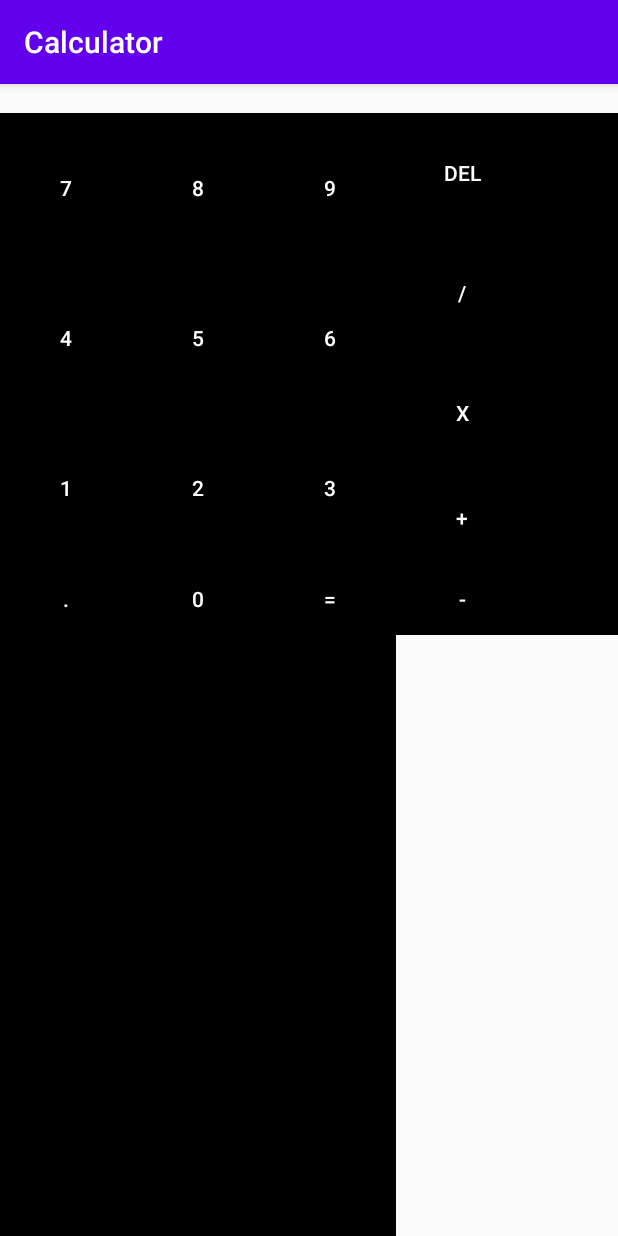
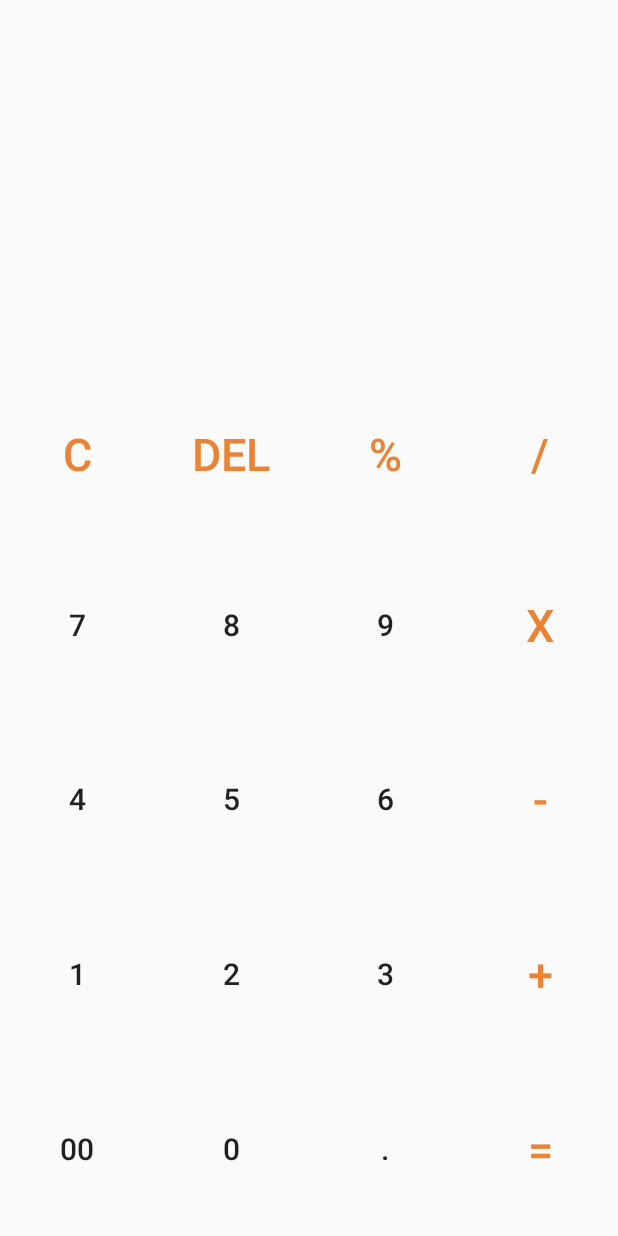
Before and after one commit to johnarn/Calculator, an Android app: the screen it shows after launch (MainActivity), on a phone screen of 412 x 824 dp. Run offline under Robolectric (Android 15) with nearby library versions, the phone set to English and light mode, and no system bars.

Commit message:
Created the activity for the calculator

```diff
--- a/app/build.gradle
+++ b/app/build.gradle
@@ -29,4 +29,6 @@ dependencies {
     androidTestImplementation 'androidx.test.ext:junit:1.1.1'
     androidTestImplementation 'androidx.test.espresso:espresso-core:3.2.0'
 
+    implementation 'com.google.android.material:material:1.0.0'
+
 }
--- a/app/src/main/AndroidManifest.xml
+++ b/app/src/main/AndroidManifest.xml
@@ -12,7 +12,6 @@
         <activity android:name=".MainActivity">
             <intent-filter>
                 <action android:name="android.intent.action.MAIN" />
-
                 <category android:name="android.intent.category.LAUNCHER" />
             </intent-filter>
         </activity>
--- a/app/src/main/java/com/example/calculator/MainActivity.java
+++ b/app/src/main/java/com/example/calculator/MainActivity.java
@@ -1,12 +1,13 @@
 package com.example.calculator;
 
+import android.os.Bundle;
+
 import androidx.appcompat.app.AppCompatActivity;
-
-import android.os.Bundle;
 
 import com.example.calculator.Model.CalculatorModel;
 
 public class MainActivity extends AppCompatActivity {
+
 
     @Override
     protected void onCreate(Bundle savedInstanceState) {
@@ -15,4 +16,5 @@ public class MainActivity extends AppCompatActivity {
 
         CalculatorModel model = new CalculatorModel();
     }
+
 }
--- a/app/src/main/res/layout/activity_main.xml
+++ b/app/src/main/res/layout/activity_main.xml
@@ -1,234 +1,279 @@
-<?xml version="1.0" encoding="utf-8"?>
-<RelativeLayout xmlns:android="http://schemas.android.com/apk/res/android"
+<LinearLayout xmlns:android="http://schemas.android.com/apk/res/android"
     xmlns:tools="http://schemas.android.com/tools"
     android:layout_width="match_parent"
     android:layout_height="match_parent"
-    android:orientation="horizontal"
+    android:orientation="vertical"
+    android:weightSum="10"
     tools:context=".MainActivity">
 
-    <LinearLayout
-        android:orientation="horizontal"
-        android:layout_width="match_parent"
-        android:id="@+id/resultview"
-        android:layout_height="wrap_content">
 
     <TextView
         android:layout_width="match_parent"
-            android:layout_height="wrap_content"
-            android:id="@+id/textView" />
-    </LinearLayout>
-    <LinearLayout
-        android:orientation="horizontal"
-        android:layout_width="match_parent"
-        android:layout_below="@+id/resultview"
-        android:layout_alignParentBottom="true"
-        android:layout_height="wrap_content">
+        android:layout_height="0dp"
+        android:layout_weight="3" />
 
-        <TableLayout
-            android:layout_width="wrap_content"
-            android:layout_height="match_parent"
-            android:background="#000000">
-
-
-
-            <TableRow android:layout_width="match_parent"
-                android:minHeight="100dp"
-                android:orientation="vertical"
-                android:id="@+id/row1"
-                android:background="#000000">
-                <Button
-                    android:text="7"
-                    android:background="#000000"
-                    android:textColor="#ffffff"
-                    android:layout_width="match_parent"
-                    android:layout_height="match_parent"
-                    android:id="@+id/button7" />
-                <Button
-                    android:text="8"
-                    android:layout_width="match_parent"
-                    android:layout_height="match_parent"
-                    android:background="#000000"
-                    android:textColor="#ffffff"
-                    android:id="@+id/button8" />
-
-                <Button
-                    android:text="9"
-                    android:background="#000000"
-                    android:textColor="#ffffff"
-                    android:layout_width="match_parent"
-                    android:layout_height="match_parent"
-                    android:id="@+id/button9"
-                    android:elevation="0dp" />
-
-            </TableRow>
-            <TableRow android:layout_width="match_parent"
-                android:layout_height="wrap_content"
-                android:id="@+id/row2"
-                android:minHeight="100dp"
-                android:layout_below="@+id/row1">
-
-                <Button
-                    android:text="4"
-                    android:background="#000000"
-                    android:textColor="#ffffff"
-                    android:layout_width="match_parent"
-                    android:layout_height="match_parent"
-                    android:id="@+id/button4" />
-
-                <Button
-                    android:text="5"
-                    android:background="#000000"
-                    android:textColor="#ffffff"
-                    android:id="@+id/button5"
-                    android:layout_height="match_parent" />
-
-                <Button
-                    android:text="6"
-                    android:background="#000000"
-                    android:textColor="#ffffff"
-                    android:layout_width="match_parent"
-                    android:layout_height="match_parent"
-                    android:id="@+id/button6" />
-
-            </TableRow>
-
-            <TableRow android:layout_width="match_parent"
-                android:layout_height="wrap_content"
-                android:minHeight="100dp">
-
-                <Button
-                    android:text="1"
-                    android:background="#000000"
-                    android:textColor="#ffffff"
-                    android:layout_width="match_parent"
-                    android:layout_height="match_parent"
-                    android:id="@+id/button1" />
-
-                <Button
-                    android:text="2"
-                    android:background="#000000"
-                    android:textColor="#ffffff"
-                    android:layout_width="match_parent"
-                    android:layout_height="match_parent"
-                    android:id="@+id/button2" />
-
-                <Button
-                    android:text="3"
-                    android:background="#000000"
-                    android:textColor="#ffffff"
-                    android:layout_width="match_parent"
-                    android:layout_height="match_parent"
-                    android:id="@+id/button3" />
-
-            </TableRow>
-
-            <TableRow android:layout_height="wrap_content"
-                android:layout_width="match_parent"
-                android:background="#000000">
-
-                <Button
-                    android:text="."
-                    android:background="#000000"
-                    android:textColor="#ffffff"
-                    android:layout_width="match_parent"
-                    android:layout_height="match_parent"
-                    android:id="@+id/buttonDot"
-                    android:minHeight="48dp" />
-
-                <Button
-                    android:text="0"
-                    android:background="#000000"
-                    android:textColor="#ffffff"
-                    android:layout_width="match_parent"
-                    android:layout_height="match_parent"
-                    android:id="@+id/button0" />
-
-                <Button
-                    android:text="="
-                    android:background="#000000"
-                    android:textColor="#ffffff"
-                    android:layout_width="match_parent"
-                    android:layout_height="match_parent"
-                    android:id="@+id/buttonequals"/>
-
-            </TableRow>
-        </TableLayout>
 
     <TableLayout
         android:layout_width="match_parent"
-            android:layout_height="wrap_content"
-            android:background="#000000">
+        android:layout_height="0dp"
+        android:layout_weight="7"
+        android:weightSum="5">
 
         <TableRow
             android:layout_width="match_parent"
-                android:layout_height="10dp"
-                android:minHeight="80dp">
+            android:layout_height="wrap_content"
+            android:layout_weight="1"
+            android:weightSum="4">
 
             <Button
-                    android:text="DEL"
-                    android:background="#000000"
-                    android:textColor="#ffffff"
-                    android:layout_width="match_parent"
                 android:layout_height="match_parent"
-                    android:id="@+id/buttonDelete" />
+                android:layout_weight="1"
+                android:background="@color/colorTransparent"
+                android:text="@string/c"
+                android:textColor="@color/colorOrange"
+                android:textSize="30sp" />
 
+            <Button
+                android:layout_height="match_parent"
+                android:layout_weight="1"
+                android:background="@color/colorTransparent"
+                android:text="@string/del"
+                android:textColor="@color/colorOrange"
+                android:textSize="30sp"
+
+                />
+
+            <Button
+                android:layout_height="match_parent"
+                android:layout_weight="1"
+                android:background="@color/colorTransparent"
+                android:text="@string/percent"
+                android:textColor="@color/colorOrange"
+                android:textSize="30sp"
+
+
+                />
+
+            <Button
+                android:layout_height="match_parent"
+                android:layout_weight="1"
+                android:background="@color/colorTransparent"
+                android:text="@string/divide"
+                android:textColor="@color/colorOrange"
+                android:textSize="30sp"
+
+
+                />
         </TableRow>
 
         <TableRow
             android:layout_width="match_parent"
-                android:layout_height="10dp"
-                android:minHeight="80dp">
+            android:layout_height="wrap_content"
+            android:layout_weight="1"
+            android:weightSum="4">
 
             <Button
-                    android:text="/"
-                    android:background="#000000"
-                    android:textColor="#ffffff"
-                    android:layout_width="match_parent"
+                android:layout_width="wrap_content"
                 android:layout_height="match_parent"
-                    android:id="@+id/buttonDivide" />
+                android:layout_weight="1"
+                android:background="@color/colorTransparent"
+                android:text="@string/seven"
+                android:textSize="20sp"
+
+
+                />
+
+            <Button
+                android:layout_width="wrap_content"
+                android:layout_height="match_parent"
+                android:layout_weight="1"
+                android:background="@color/colorTransparent"
+                android:text="@string/eight"
+                android:textSize="20sp"
+
+
+                />
+
+            <Button
+                android:layout_width="wrap_content"
+                android:layout_height="match_parent"
+                android:layout_weight="1"
+                android:background="@color/colorTransparent"
+                android:text="@string/nine"
+                android:textSize="20sp"
+
+
+                />
+
+            <Button
+                android:layout_width="wrap_content"
+                android:layout_height="match_parent"
+                android:layout_weight="1"
+                android:background="@color/colorTransparent"
+                android:text="@string/multiply"
+                android:textColor="@color/colorOrange"
+                android:textSize="30sp"
+
+
+                />
         </TableRow>
 
         <TableRow
             android:layout_width="match_parent"
-                android:layout_height="10dp"
-                android:minHeight="80dp">
+            android:layout_height="wrap_content"
+            android:layout_weight="1"
+            android:weightSum="4">
 
             <Button
-                    android:text="x"
-                    android:background="#000000"
-                    android:textColor="#ffffff"
-                    android:layout_width="match_parent"
+                android:layout_width="wrap_content"
                 android:layout_height="match_parent"
-                    android:id="@+id/buttonMultiply" />
+                android:layout_weight="1"
+                android:background="@color/colorTransparent"
+                android:text="@string/four"
+                android:textSize="20sp"
+
+
+                />
+
+            <Button
+                android:layout_width="wrap_content"
+                android:layout_height="match_parent"
+                android:layout_weight="1"
+                android:background="@color/colorTransparent"
+                android:text="@string/five"
+                android:textSize="20sp"
+
+
+                />
+
+            <Button
+                android:layout_width="wrap_content"
+                android:layout_height="match_parent"
+                android:layout_weight="1"
+                android:background="@color/colorTransparent"
+                android:text="@string/six"
+                android:textSize="20sp"
+
+
+                />
+
+            <Button
+                android:layout_width="wrap_content"
+                android:layout_height="match_parent"
+                android:layout_weight="1"
+                android:background="@color/colorTransparent"
+                android:text="@string/subtract"
+                android:textColor="@color/colorOrange"
+                android:textSize="30sp"
+
+
+                />
         </TableRow>
 
         <TableRow
             android:layout_width="match_parent"
-                android:layout_height="10dp"
-                android:minHeight="60dp">
+            android:layout_height="wrap_content"
+            android:layout_weight="1"
+            android:weightSum="4">
 
             <Button
-                    android:text="+"
-                    android:background="#000000"
-                    android:textColor="#ffffff"
-                    android:layout_width="match_parent"
+                android:layout_width="wrap_content"
                 android:layout_height="match_parent"
-                    android:id="@+id/buttonPlus" />
+                android:layout_weight="1"
+                android:background="@color/colorTransparent"
+                android:text="@string/one"
+                android:textSize="20sp"
 
+
+                />
+
+            <Button
+                android:layout_width="wrap_content"
+                android:layout_height="match_parent"
+                android:layout_weight="1"
+                android:background="@color/colorTransparent"
+                android:text="@string/two"
+                android:textSize="20sp"
+
+
+                />
+
+            <Button
+                android:layout_width="wrap_content"
+                android:layout_height="match_parent"
+                android:layout_weight="1"
+                android:background="@color/colorTransparent"
+                android:text="@string/three"
+                android:textSize="20sp"
+
+
+                />
+
+            <Button
+                android:layout_width="wrap_content"
+                android:layout_height="match_parent"
+                android:layout_weight="1"
+                android:background="@color/colorTransparent"
+                android:text="@string/addition"
+                android:textColor="@color/colorOrange"
+                android:textSize="30sp"
+
+
+                />
         </TableRow>
 
         <TableRow
             android:layout_width="match_parent"
-                android:layout_height="10dp" >
+            android:layout_height="wrap_content"
+            android:layout_weight="1"
+            android:weightSum="4">
 
             <Button
-                    android:text="-"
-                    android:layout_width="match_parent"
+                android:layout_width="wrap_content"
                 android:layout_height="match_parent"
-                    android:background="#000000"
-                    android:textColor="#ffffff"
-                    android:id="@+id/buttonSubtract" />
+                android:layout_weight="1"
+                android:background="@color/colorTransparent"
+                android:text="@string/double_zero"
+                android:textSize="20sp"
+
+
+                />
+
+            <Button
+                android:layout_width="wrap_content"
+                android:layout_height="match_parent"
+                android:layout_weight="1"
+                android:background="@color/colorTransparent"
+                android:text="@string/zero"
+                android:textSize="20sp"
+
+
+                />
+
+            <Button
+                android:layout_width="wrap_content"
+                android:layout_height="match_parent"
+                android:layout_weight="1"
+                android:background="@color/colorTransparent"
+                android:text="@string/dot"
+                android:textSize="20sp"
+
+
+                />
+
+            <Button
+                android:layout_width="wrap_content"
+                android:layout_height="match_parent"
+                android:layout_weight="1"
+                android:background="@color/colorTransparent"
+                android:text="@string/equal"
+                android:textColor="@color/colorOrange"
+                android:textSize="30sp"
+
+
+                />
         </TableRow>
     </TableLayout>
+
+
 </LinearLayout>
-</RelativeLayout>
--- /dev/null
+++ b/app/src/main/res/menu/drawer_view.xml
@@ -0,0 +1,15 @@
+<?xml version="1.0" encoding="utf-8"?>
+<menu xmlns:android="http://schemas.android.com/apk/res/android">
+
+    <group android:checkableBehavior="single">
+        <item
+            android:id="@+id/nav_first_fragment"
+            android:title="First" />
+        <item
+            android:id="@+id/nav_second_fragment"
+            android:title="Second" />
+        <item
+            android:id="@+id/nav_third_fragment"
+            android:title="Third" />
+    </group>
+</menu>
--- a/app/src/main/res/values/colors.xml
+++ b/app/src/main/res/values/colors.xml
@@ -3,4 +3,6 @@
     <color name="colorPrimary">#6200EE</color>
     <color name="colorPrimaryDark">#3700B3</color>
     <color name="colorAccent">#03DAC5</color>
+    <color name="colorOrange">#eb8334</color>
+    <color name="colorTransparent">#00ff001C</color>
 </resources>
--- a/app/src/main/res/values/strings.xml
+++ b/app/src/main/res/values/strings.xml
@@ -1,3 +1,24 @@
 <resources>
     <string name="app_name">Calculator</string>
+    <string name="del">DEL</string>
+    <string name="c">C</string>
+    <string name="percent">%</string>
+    <string name="divide">/</string>
+    <string name="seven">7</string>
+    <string name="eight">8</string>
+    <string name="nine">9</string>
+    <string name="multiply">X</string>
+    <string name="four">4</string>
+    <string name="five">5</string>
+    <string name="six">6</string>
+    <string name="subtract">-</string>
+    <string name="one">1</string>
+    <string name="two">2</string>
+    <string name="three">3</string>
+    <string name="addition">+</string>
+    <string name="double_zero">00</string>
+    <string name="zero">0</string>
+    <string name="dot">.</string>
+    <string name="equal">=</string>
+
 </resources>
--- a/app/src/main/res/values/styles.xml
+++ b/app/src/main/res/values/styles.xml
@@ -1,6 +1,6 @@
 <resources>
     <!-- Base application theme. -->
-    <style name="AppTheme" parent="Theme.AppCompat.Light.DarkActionBar">
+    <style name="AppTheme" parent="Theme.AppCompat.Light.NoActionBar">
         <!-- Customize your theme here. -->
         <item name="colorPrimary">@color/colorPrimary</item>
         <item name="colorPrimaryDark">@color/colorPrimaryDark</item>
```
Also changed, not shown: app/src/main/java/com/example/calculator/Model/CalculatorModel.java (+7 -7 lines), 3 other files. Lines whose indentation alone changed are shown as unchanged.
